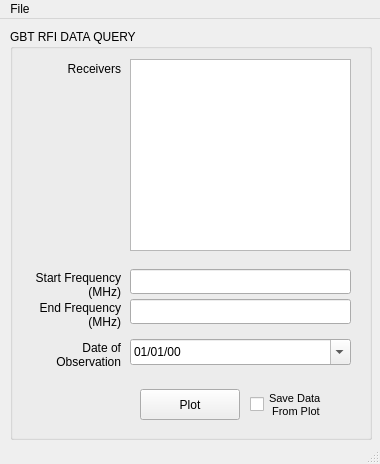
Old version of the form gbt_rfi_gui/RFI_GUI.ui in the repository mahmoud-hallak/gbt-rfi-gui.
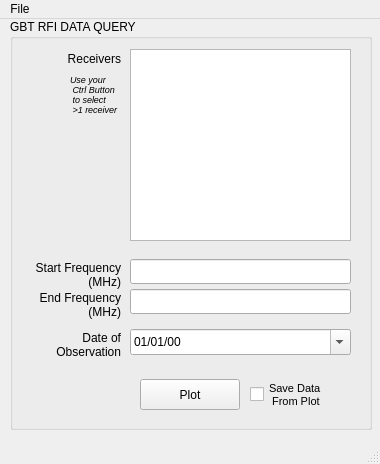
New version of the form.

Commit message: CHanging ui to allow for more than on rcvr selection, error in py file where it was pointing to the ui file in my sandbox

Patch:
```diff
--- a/gbt_rfi_gui/RFI_GUI.ui
+++ b/gbt_rfi_gui/RFI_GUI.ui
@@ -18,7 +18,7 @@
     <property name="geometry">
      <rect>
       <x>10</x>
-      <y>10</y>
+      <y>0</y>
       <width>362</width>
       <height>411</height>
      </rect>
@@ -171,6 +171,28 @@
  From Plot</string>
      </property>
     </widget>
+    <widget class="QLabel" name="label_5">
+     <property name="geometry">
+      <rect>
+       <x>60</x>
+       <y>40</y>
+       <width>61</width>
+       <height>71</height>
+      </rect>
+     </property>
+     <property name="font">
+      <font>
+       <pointsize>7</pointsize>
+       <italic>true</italic>
+      </font>
+     </property>
+     <property name="text">
+      <string>Use your
+ Ctrl Button
+ to select
+ &gt;1 receiver</string>
+     </property>
+    </widget>
    </widget>
   </widget>
   <widget class="QMenuBar" name="menubar">
```
Left out of the diff: 3 changed lines with no effect on the pictures. The commit also changes 1 other file.
